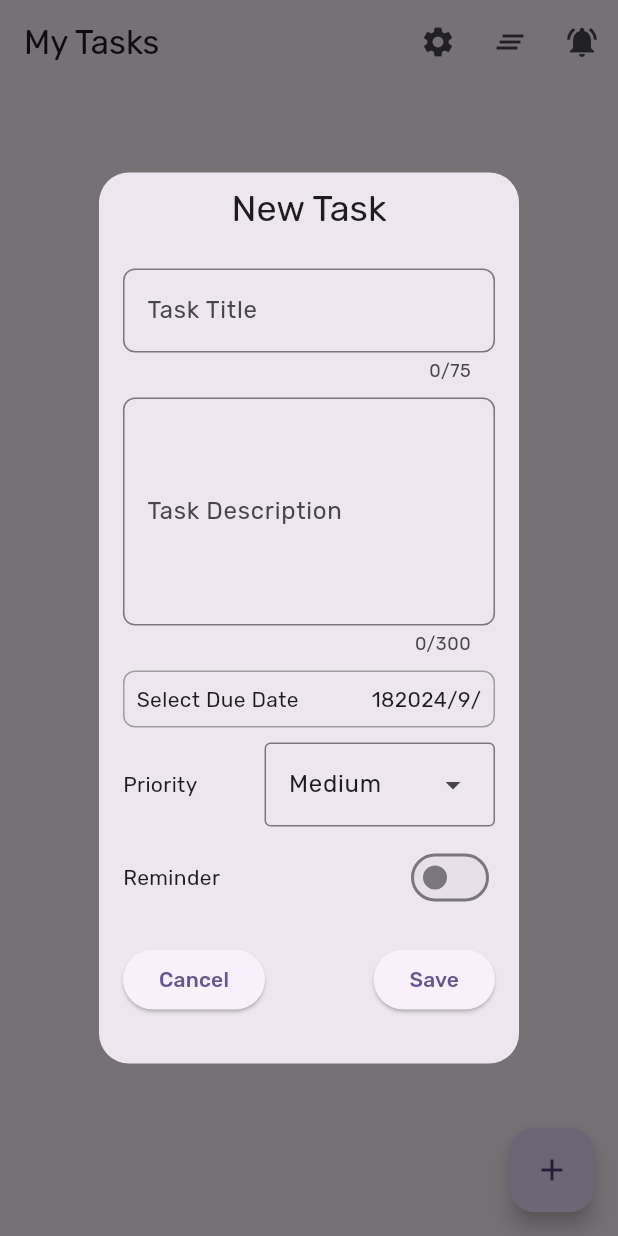
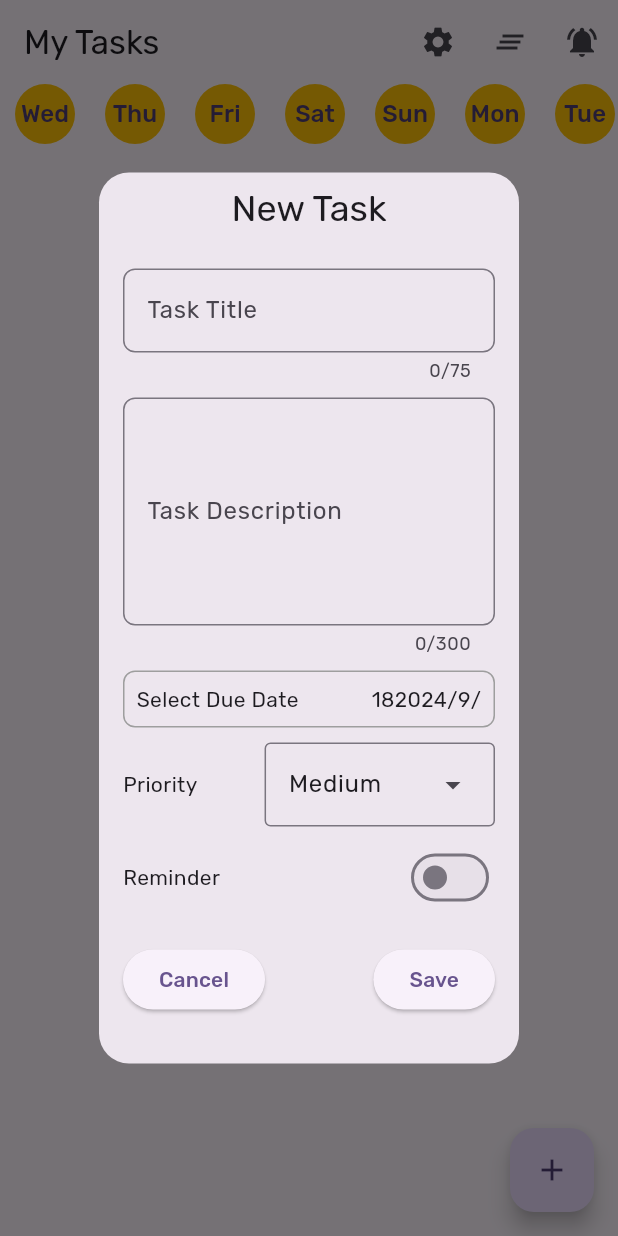
Before and after one commit to abdulrasol/dot_to_do_list, a Flutter app: the screen it shows after launch, after a tap on the "add" icon, on a phone screen of 412 x 824 dp. Run offline on Flutter 3.47's test engine with Material 3 defaults, Android fonts, the phone set to English and light mode, and no system bars; our stand-ins replace appwrite, flutter_local_notifications, get, get_storage, google_fonts, rounded_loading_button_plus.

Commit message:
from pc work

```diff
--- a/lib/ui/home.dart
+++ b/lib/ui/home.dart
@@ -1,3 +1,5 @@
+import 'dart:io';
+
 import 'package:dot_to_do_list/ui/settings.dart';
 import 'package:dot_to_do_list/ui/widgets/add_task_widget.dart';
 import 'package:dot_to_do_list/ui/widgets/task_widget.dart';
@@ -30,10 +32,15 @@ class Home extends StatelessWidget {
               icon: const Icon(Icons.clear_all)),
           IconButton(
               onPressed: () async {
-                const LinuxInitializationSettings linuxInitializationSettings =
-                    LinuxInitializationSettings(
+                if (Platform.isWindows) {
+                  // var hasPermission = await QuickNotify.hasPermission();
+                  //print('hasPermission $hasPermission');
+                } else {
+                  const LinuxInitializationSettings
+                      linuxInitializationSettings = LinuxInitializationSettings(
                     defaultActionName: 'test',
                   );
+
                   const InitializationSettings initializationSettings =
                       InitializationSettings(
                     linux: linuxInitializationSettings,
@@ -46,11 +53,32 @@ class Home extends StatelessWidget {
 
                   flutterLocalNotificationsPlugin.show(
                       1, 'title', DateTime.now().toLocal().toString(), null);
+                }
               },
               icon: const Icon(Icons.notifications_active)),
         ],
       ),
-      body: Padding(
+      body: Column(
+        children: [
+          SizedBox(
+            height: 40,
+            width: double.infinity,
+            child: ListView(
+              scrollDirection: Axis.horizontal,
+              //   padding: EdgeInsets.all(5),
+              children: List.generate(7, (index) {
+                return DateTime.now().add(Duration(days: index));
+              }).map((day) {
+                return CircleAvatar(
+                  radius: 30,
+                  backgroundColor: Colors.amber,
+                  child: Text(_getDayName(day)),
+                );
+              }).toList(),
+            ),
+          ),
+          Expanded(
+            child: Padding(
               padding: const EdgeInsets.all(8),
               child: Obx(
                 () => ListView(
@@ -59,6 +87,9 @@ class Home extends StatelessWidget {
                       .toList(),
                 ),
               ),
+            ),
+          ),
+        ],
       ),
       floatingActionButton: FloatingActionButton(
         onPressed: () async {
@@ -77,3 +108,24 @@ class Home extends StatelessWidget {
     );
   }
 }
+
+String _getDayName(DateTime date) {
+  switch (date.weekday) {
+    case DateTime.monday:
+      return 'Mon';
+    case DateTime.tuesday:
+      return 'Tue';
+    case DateTime.wednesday:
+      return 'Wed';
+    case DateTime.thursday:
+      return 'Thu';
+    case DateTime.friday:
+      return 'Fri';
+    case DateTime.saturday:
+      return 'Sat';
+    case DateTime.sunday:
+      return 'Sun';
+    default:
+      return '';
+  }
+}
--- a/pubspec.yaml
+++ b/pubspec.yaml
@@ -42,6 +42,8 @@ dependencies:
   rounded_loading_button_plus: ^3.0.1
   get_storage: ^2.1.1
   flutter_local_notifications: ^17.2.2
+
+
 
 dev_dependencies:
   flutter_test:
```
Lines whose indentation alone changed are shown as unchanged.
